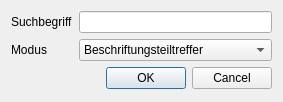
The window that search.ui (norBIT/alkisplugin) describes before a commit, drawn with Qt 5.
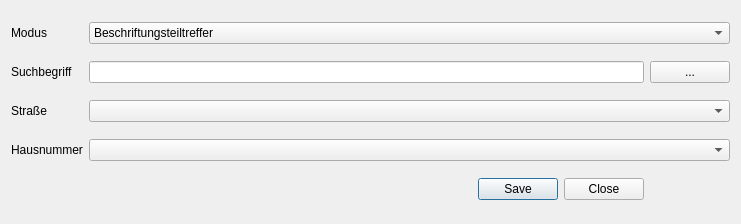
The same window after the commit.

Commit message: * Kommulative Suche * Suche nach Straße/Hausnummer verbessert

Patch:
```diff
--- a/search.ui
+++ b/search.ui
@@ -6,28 +6,72 @@
    <rect>
     <x>0</x>
     <y>0</y>
-    <width>283</width>
-    <height>102</height>
+    <width>741</width>
+    <height>224</height>
    </rect>
   </property>
   <property name="windowTitle">
    <string>ALKIS-Suche</string>
   </property>
-  <layout class="QFormLayout" name="formLayout">
-   <property name="fieldGrowthPolicy">
-    <enum>QFormLayout::AllNonFixedFieldsGrow</enum>
-   </property>
-   <item row="0" column="0">
+  <layout class="QGridLayout" name="gridLayout">
+   <item row="4" column="0">
+    <widget class="QLabel" name="lblHNR">
+     <property name="text">
+      <string>Hausnummer</string>
+     </property>
+     <property name="buddy">
+      <cstring>cbxHNR</cstring>
+     </property>
+    </widget>
+   </item>
+   <item row="1" column="1">
+    <widget class="QLineEdit" name="leSuchbegriff"/>
+   </item>
+   <item row="5" column="0" colspan="2">
+    <widget class="QDialogButtonBox" name="buttonBox">
+     <property name="orientation">
+      <enum>Qt::Horizontal</enum>
+     </property>
+     <property name="standardButtons">
+      <set>QDialogButtonBox::Close|QDialogButtonBox::Save</set>
+     </property>
+    </widget>
+   </item>
+   <item row="1" column="0">
     <widget class="QLabel" name="label">
      <property name="text">
       <string>Suchbegriff</string>
      </property>
     </widget>
    </item>
-   <item row="0" column="1">
-    <widget class="QLineEdit" name="leSuchbegriff"/>
+   <item row="0" column="0">
+    <widget class="QLabel" name="label_2">
+     <property name="text">
+      <string>Modus</string>
+     </property>
+     <property name="buddy">
+      <cstring>cbxSuchmodus</cstring>
+     </property>
+    </widget>
    </item>
-   <item row="1" column="1">
+   <item row="3" column="0">
+    <widget class="QLabel" name="lblStrassen">
+     <property name="text">
+      <string>Straße</string>
+     </property>
+     <property name="buddy">
+      <cstring>cbxStrassen</cstring>
+     </property>
+    </widget>
+   </item>
+   <item row="1" column="2">
+    <widget class="QPushButton" name="pbSearchStr">
+     <property name="text">
+      <string>...</string>
+     </property>
+    </widget>
+   </item>
+   <item row="0" column="1" colspan="2">
     <widget class="QComboBox" name="cbxSuchmodus">
      <item>
       <property name="text">
@@ -56,20 +100,17 @@
      </item>
     </widget>
    </item>
-   <item row="1" column="0">
-    <widget class="QLabel" name="label_2">
-     <property name="text">
-      <string>Modus</string>
+   <item row="3" column="1" colspan="2">
+    <widget class="QComboBox" name="cbxStrassen">
+     <property name="enabled">
+      <bool>true</bool>
      </property>
     </widget>
    </item>
-   <item row="3" column="0" colspan="2">
-    <widget class="QDialogButtonBox" name="buttonBox">
-     <property name="orientation">
-      <enum>Qt::Horizontal</enum>
-     </property>
-     <property name="standardButtons">
-      <set>QDialogButtonBox::Cancel|QDialogButtonBox::Ok</set>
+   <item row="4" column="1" colspan="2">
+    <widget class="QComboBox" name="cbxHNR">
+     <property name="enabled">
+      <bool>true</bool>
      </property>
     </widget>
    </item>
```
Left out of the diff: 22 changed lines with no effect on the pictures. The commit also changes 3 other files.
